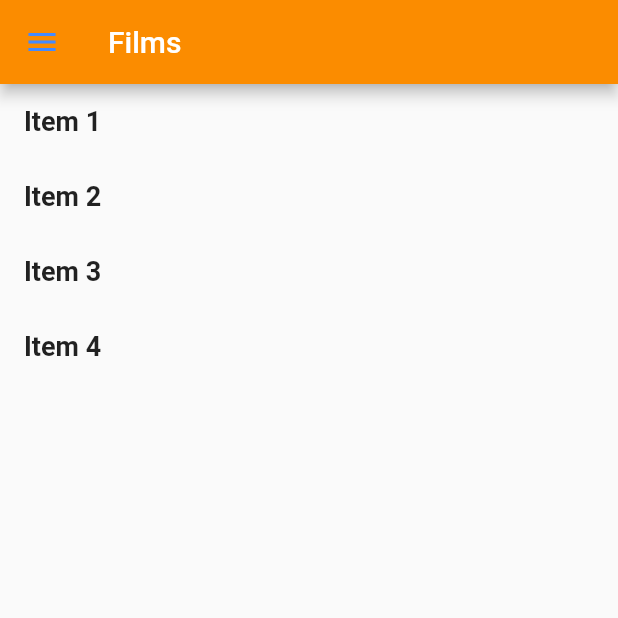
After one commit to AllanGoku/dbz_app, a Flutter app: the PagePersonnages screen opened by its route, after a tap on the "menu" icon, after a tap on "Films", on a phone screen of 412 x 824 dp, the top half of it. The commit adds this screen. Run offline on Flutter 3.47's test engine with Material 2 defaults, Android fonts, the phone set to English and light mode, and no system bars; our stand-ins replace shared_preferences, sqflite; accounts and stored records are empty; network calls fail.

Commit message:
Création page films

```diff
--- /dev/null
+++ b/lib/PageFilms.dart
@@ -0,0 +1,133 @@
+import 'package:dbz_app/monDrawer.dart';
+import 'package:flutter/material.dart';
+import 'package:shared_preferences/shared_preferences.dart';
+import 'dart:convert';
+import 'package:http/http.dart' as http;
+
+bool showText = false;
+Future<SharedPreferences> _prefs = SharedPreferences.getInstance();
+
+class PageFilms extends StatefulWidget {
+  PageFilms({super.key});
+
+  // This widget is the root of your application.
+  @override
+  _PageFilmsState createState() => _PageFilmsState();
+}
+
+class _PageFilmsState extends State<PageFilms> {
+
+  Map<String,dynamic>? _films;
+
+  Future<Map<String, String>?> obtenirFilms() async {
+    final response = await http.get(Uri.parse('https://anime-db.p.rapidapi.com/anime?page=1&size=15&search=Dragon%20ball%20z&sortBy=title&sortOrder=asc&types=Movie'),
+        headers: {
+          'X-Rapidapi-Key': 'a4927f5b41msh452a6972b3b2e8ap136099jsn3cdae7586830',
+          'X-Rapidapi-Host': 'anime-db.p.rapidapi.com'
+        });
+    if (response.statusCode == 200) {
+      final data = jsonDecode(response.body)['data'];
+      final films = <String, String>{};
+
+      for (final film in data) {
+        final title = film['title'] as String;
+        final description = film['synopsis'] as String;
+
+        films[title] = description;
+      }
+      print(films);
+      return films;
+    } else {
+      print('Failed to load data');
+      throw Exception('Failed to load data');
+    }
+  }
+
+  void initState(){
+    super.initState();
+    obtenirFilms().then((value) => setState(() {
+      _films = value;
+    }));
+  }
+
+  List<String> _items = [
+    'Item 1',
+    'Item 2',
+    'Item 3',
+    'Item 4',
+  ];
+
+  List<bool> _isExpandedList = List.generate(4, (index) => false);
+
+  void _toggleExpanded(int index) {
+    setState(() {
+      _isExpandedList[index] = !_isExpandedList[index];
+
+      for (int i = 0; i < _isExpandedList.length; i++) {
+        if (i != index) {
+          _isExpandedList[i] = false;
+        }
+      }
+    });
+  }
+
+  @override
+  Widget build(BuildContext context) {
+    return Scaffold(
+        appBar: AppBar(
+          title: Text('Films'),
+        ),
+        drawer: MonDrawer(),
+        body: ListView.builder(
+          itemCount: _items.length,
+          itemBuilder: (BuildContext context, int index) {
+            return Column(
+              children: <Widget>[
+                InkWell(
+                  onTap: () {
+                    _toggleExpanded(index);
+                  },
+                  child: Container(
+                    height: 50,
+                    padding: EdgeInsets.symmetric(horizontal: 16.0),
+                    alignment: Alignment.centerLeft,
+                    child: Text(
+                      _items[index],
+                      style: TextStyle(
+                        fontWeight: FontWeight.bold,
+                        fontSize: 18.0,
+                      ),
+                    ),
+                  ),
+                ),
+                if (_isExpandedList[index])
+                  Container(
+                    child: Column(children: [
+                      Text(
+                        'Contenu ${_items[index]}',
+                        style: TextStyle(
+                          fontSize: 16.0,
+                        ),
+                      ),
+                      FutureBuilder<Map<String,dynamic>?>(
+                        future: obtenirFilms(),
+                        builder: (BuildContext context,
+                            AsyncSnapshot<Map<String,dynamic>?> snapshot) {
+                          if (snapshot.hasData) {
+                            return Text('${snapshot.data}');
+                          } else if (snapshot.hasError) {
+                            return Text(
+                                'Une erreur est survenue : ${snapshot.error}');
+                          } else {
+                            return Text('Chargement en cours...');
+                          }
+                        },
+                      ),
+                    ]),
+                  ),
+              ],
+            );
+          },
+        ));
+  }
+}
--- a/lib/PagePersonnages.dart
+++ b/lib/PagePersonnages.dart
@@ -17,7 +17,7 @@ class PagePersonnages extends StatefulWidget {
 
 class _PagePersonnagesState extends State<PagePersonnages> {
 
-  Future<Map<String,dynamic>?> fetchJSONData(String personnage) async {
+  Future<Map<String,dynamic>?> obtenirInformationsPersonnage(String personnage) async {
     final response = await http.get(Uri.parse(
         'https://superheroapi.com/api/1549323725556590/search/$personnage'));
     if (response.statusCode == 200) {
@@ -35,6 +35,28 @@ class _PagePersonnagesState extends State<PagePersonnages> {
       throw Exception('Failed to load data');
     }
   }
+
+  Future<String?> obtenirImagePersonnage(String personnage) async {
+    var info =  (await obtenirInformationsPersonnage(personnage));
+    var id = info!['results'][0]['id'];
+    final response = await http.get(Uri.parse(
+        'https://superheroapi.com/api/1549323725556590/$id/image'));
+    if (response.statusCode == 200) {
+      if (response.body ==
+          '{ "response": "error","error": "invalid id" }') {
+        print('Personnage non trouvé');
+        throw Exception('Personnage non trouvé');
+      } else {
+        print(
+            jsonDecode(response.body)["url"]);
+        return jsonDecode(response.body)["url"];
+      }
+    } else {
+      print('Failed to load data');
+      throw Exception('Failed to load data');
+    }
+  }
+
 
   @override
   Widget build(BuildContext context) {
@@ -99,12 +121,12 @@ class _PagePersonnagesState extends State<PagePersonnages> {
               child: Column(
                 crossAxisAlignment: CrossAxisAlignment.stretch,
                 children: <Widget>[
-                  FutureBuilder<Map<String,dynamic>?>(
-                    future: fetchJSONData("goku"),
+                  FutureBuilder<String?>(
+                    future: obtenirImagePersonnage("goku"),
                     builder: (BuildContext context,
-                        AsyncSnapshot<Map<String,dynamic>?> snapshot) {
+                        AsyncSnapshot<String?> snapshot) {
                       if (snapshot.hasData) {
-                        return Image.network('${snapshot.data!['results'][0]['image']['url']}',
+                        return Image.network('${snapshot.data}',
                             height: cardHeight * 0.7);
                       } else if (snapshot.hasError) {
                         return Text(
@@ -128,7 +150,7 @@ class _PagePersonnagesState extends State<PagePersonnages> {
                   Padding(
                     padding: const EdgeInsets.symmetric(horizontal: 8.0),
                     child: FutureBuilder<Map<String,dynamic>?>(
-                      future: fetchJSONData("goku"),
+                      future: obtenirInformationsPersonnage("goku"),
                       builder: (BuildContext context,
                           AsyncSnapshot<Map<String,dynamic>?> snapshot) {
                         if (snapshot.hasData) {
--- a/lib/main.dart
+++ b/lib/main.dart
@@ -2,6 +2,7 @@ import 'package:dbz_app/PagePersonnages.dart';
 import 'package:flutter/material.dart';
 import 'PageAccueil.dart';
 import 'PageConnexion.dart';
+import 'PageFilms.dart';
 import 'PageInscription.dart';
 
 Future<void> main() async {
@@ -33,6 +34,7 @@ class MyApp extends StatelessWidget {
         '/accueil': (context) => PageAccueil(),
         '/inscription': (context) => PageInscription(),
         '/personnages': (context) => PagePersonnages(),
+        '/films': (context) => PageFilms(),
       },
     );
   }
--- a/lib/monDrawer.dart
+++ b/lib/monDrawer.dart
@@ -49,6 +49,20 @@ class MonDrawer extends StatelessWidget {
               // Mettre ici le code à exécuter quand l'utilisateur clique sur l'option "Personnages"
             },
           ),
+          ListTile(
+            leading: SizedBox(
+                width: 40, child: Image.asset("images/icon_personnages.png")),
+            title: Text(
+              'Films',
+              style: TextStyle(
+                fontSize: 22,
+              ),
+            ),
+            onTap: () {
+              Navigator.pushNamed(context, '/films');
+              // Mettre ici le code à exécuter quand l'utilisateur clique sur l'option "films"
+            },
+          ),
         ],
       ),
     );
```
